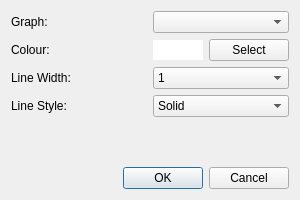
Old version of the form DataViz/graphstyledialog.ui in the repository Seagull20/DataViz.
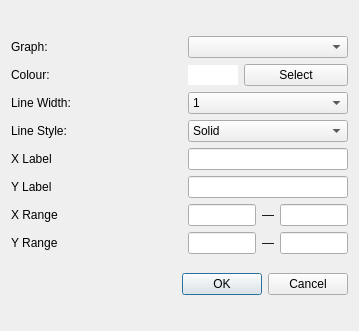
New version of the form.

Commit message: add the feature that allow user to manipulate the label and limite of axis

Diff of the .ui file:
```diff
--- a/DataViz/graphstyledialog.ui
+++ b/DataViz/graphstyledialog.ui
@@ -6,8 +6,8 @@
    <rect>
     <x>0</x>
     <y>0</y>
-    <width>300</width>
-    <height>200</height>
+    <width>359</width>
+    <height>331</height>
    </rect>
   </property>
   <property name="minimumSize">
@@ -18,18 +18,20 @@
   </property>
   <property name="maximumSize">
    <size>
-    <width>300</width>
-    <height>200</height>
+    <width>500</width>
+    <height>500</height>
    </size>
   </property>
   <property name="windowTitle">
    <string>Dialog</string>
   </property>
+  <layout class="QVBoxLayout" name="verticalLayout_4">
+   <item>
   <layout class="QVBoxLayout" name="verticalLayout_3">
    <item>
-    <layout class="QHBoxLayout" name="horizontalLayout_2">
+      <layout class="QHBoxLayout" name="horizontalLayout_5">
      <item>
-      <layout class="QVBoxLayout" name="verticalLayout">
+        <layout class="QVBoxLayout" name="verticalLayout_2">
        <item>
         <widget class="QLabel" name="label">
          <property name="text">
@@ -58,23 +60,54 @@
          </property>
         </widget>
        </item>
+         <item>
+          <widget class="QLabel" name="label_5">
+           <property name="text">
+            <string>X Label</string>
+           </property>
+          </widget>
+         </item>
+         <item>
+          <widget class="QLabel" name="label_6">
+           <property name="text">
+            <string>Y Label</string>
+           </property>
+          </widget>
+         </item>
+         <item>
+          <widget class="QLabel" name="label_7">
+           <property name="text">
+            <string>X Range</string>
+           </property>
+          </widget>
+         </item>
+         <item>
+          <widget class="QLabel" name="label_8">
+           <property name="text">
+            <string>Y Range</string>
+           </property>
+          </widget>
+         </item>
       </layout>
      </item>
      <item>
       <spacer name="horizontalSpacer">
        <property name="orientation">
-        <enum>Qt::Horizontal</enum>
+          <enum>Qt::Orientation::Horizontal</enum>
+         </property>
+         <property name="sizeType">
+          <enum>QSizePolicy::Policy::Fixed</enum>
        </property>
        <property name="sizeHint" stdset="0">
         <size>
-         <width>40</width>
+           <width>111</width>
          <height>20</height>
         </size>
        </property>
       </spacer>
      </item>
      <item>
-      <layout class="QVBoxLayout" name="verticalLayout_2">
+        <layout class="QVBoxLayout" name="verticalLayout">
        <item>
         <widget class="QComboBox" name="graphSelectionBox"/>
        </item>
@@ -159,6 +192,46 @@
          </item>
         </widget>
        </item>
+         <item>
+          <widget class="QLineEdit" name="X_label_lineEdit"/>
+         </item>
+         <item>
+          <widget class="QLineEdit" name="Y_label_lineEdit"/>
+         </item>
+         <item>
+          <layout class="QHBoxLayout" name="horizontalLayout_2">
+           <item>
+            <widget class="QLineEdit" name="X_Range_L"/>
+           </item>
+           <item>
+            <widget class="QLabel" name="label_9">
+             <property name="text">
+              <string>—</string>
+             </property>
+            </widget>
+           </item>
+           <item>
+            <widget class="QLineEdit" name="X_Range_R"/>
+           </item>
+          </layout>
+         </item>
+         <item>
+          <layout class="QHBoxLayout" name="horizontalLayout_3">
+           <item>
+            <widget class="QLineEdit" name="Y_Range_L"/>
+           </item>
+           <item>
+            <widget class="QLabel" name="label_10">
+             <property name="text">
+              <string>—</string>
+             </property>
+            </widget>
+           </item>
+           <item>
+            <widget class="QLineEdit" name="Y_Range_R"/>
+           </item>
+          </layout>
+         </item>
       </layout>
      </item>
     </layout>
@@ -166,22 +239,33 @@
    <item>
     <spacer name="verticalSpacer">
      <property name="orientation">
-      <enum>Qt::Vertical</enum>
+        <enum>Qt::Orientation::Vertical</enum>
+       </property>
+       <property name="sizeType">
+        <enum>QSizePolicy::Policy::Fixed</enum>
      </property>
      <property name="sizeHint" stdset="0">
       <size>
-       <width>20</width>
-       <height>1</height>
+         <width>17</width>
+         <height>13</height>
       </size>
      </property>
     </spacer>
    </item>
    <item>
     <widget class="QDialogButtonBox" name="submitButton">
+       <property name="sizePolicy">
+        <sizepolicy hsizetype="Expanding" vsizetype="Fixed">
+         <horstretch>0</horstretch>
+         <verstretch>0</verstretch>
+        </sizepolicy>
+       </property>
      <property name="standardButtons">
-      <set>QDialogButtonBox::Cancel|QDialogButtonBox::Ok</set>
-     </property>
-    </widget>
+        <set>QDialogButtonBox::StandardButton::Cancel|QDialogButtonBox::StandardButton::Ok</set>
+       </property>
+      </widget>
+     </item>
+    </layout>
    </item>
   </layout>
  </widget>
```
Lines whose indentation alone changed are shown as unchanged. The commit also changes 7 other files.
